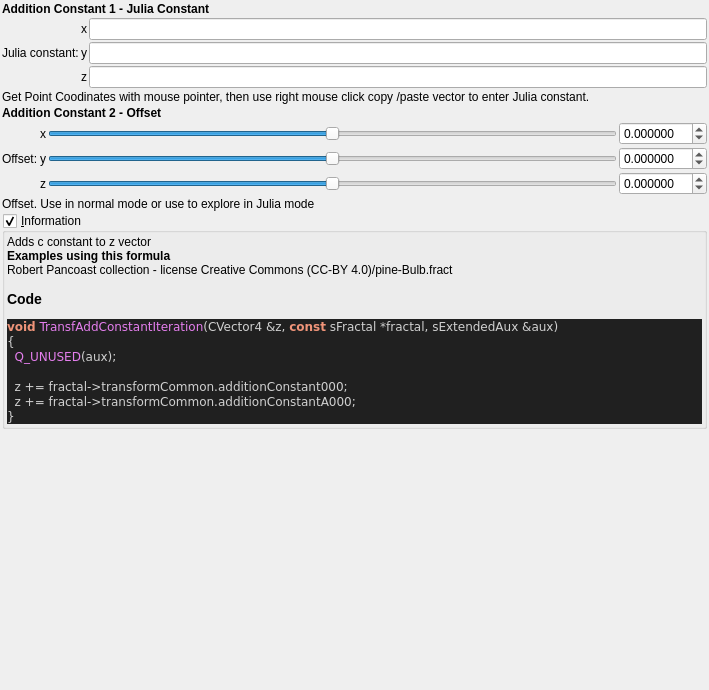
The window that mandelbulber2/formula/ui/fractal_transf_add_constant.ui (buddhi1980/mandelbulber2) describes before a commit, drawn with Qt 5.
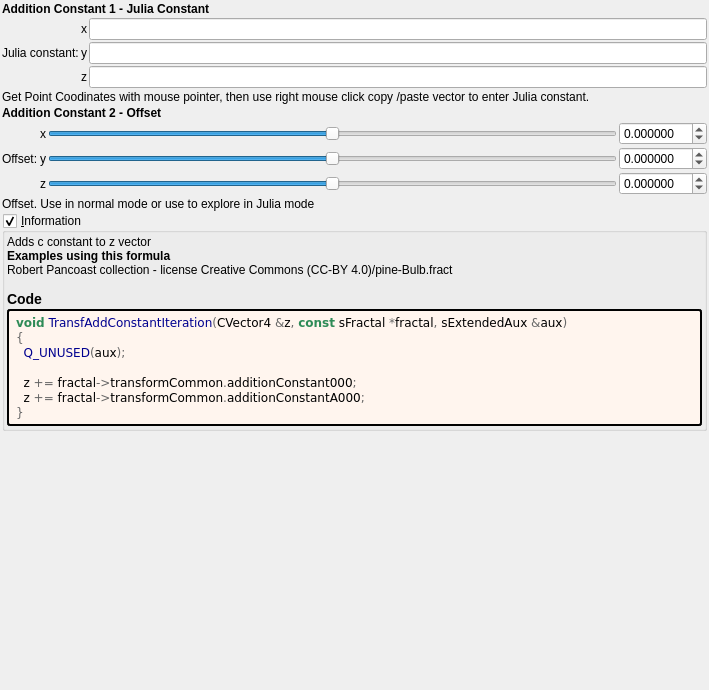
The same window after the commit. Custom widgets are drawn as their Qt base class.

The edit to the form file:
```diff
--- a/mandelbulber2/formula/ui/fractal_transf_add_constant.ui
+++ b/mandelbulber2/formula/ui/fractal_transf_add_constant.ui
@@ -350,19 +350,34 @@
        <number>2</number>
       </property>
       <item>
-       <widget class="QLabel" name="label_code_content">
+	   <widget class="QLabel" name="label_information_general">
         <property name="text">
          <string notr="true">&lt;p&gt;Adds c constant to z vector&lt;/p&gt;&lt;table&gt;
 &lt;/table&gt;
-&lt;br&gt;&lt;b&gt;Examples using this formula&lt;/b&gt;&lt;br&gt;Robert Pancoast collection - license Creative Commons (CC-BY 4.0)/pine-Bulb.fract&lt;h3&gt;Code&lt;/h3&gt;
-&lt;body style=&quot;background-color:#202020&quot;&gt;
-&lt;pre style=&quot;color:#d0d0d0; background-color:#202020;  font-family:'Courier New',monospace;&quot;&gt;&lt;span style=&quot;color:#f09479; font-weight:bold&quot;&gt;void&lt;/span&gt; &lt;span style=&quot;color:#e47eed&quot;&gt;TransfAddConstantIteration&lt;/span&gt;&lt;span style=&quot;color:#d0d0d0&quot;&gt;(&lt;/span&gt;CVector4 &lt;span style=&quot;color:#d0d0d0&quot;&gt;&amp;amp;&lt;/span&gt;z&lt;span style=&quot;color:#d0d0d0&quot;&gt;,&lt;/span&gt; &lt;span style=&quot;color:#f09479; font-weight:bold&quot;&gt;const&lt;/span&gt; sFractal &lt;span style=&quot;color:#d0d0d0&quot;&gt;*&lt;/span&gt;fractal&lt;span style=&quot;color:#d0d0d0&quot;&gt;,&lt;/span&gt; sExtendedAux &lt;span style=&quot;color:#d0d0d0&quot;&gt;&amp;amp;&lt;/span&gt;aux&lt;span style=&quot;color:#d0d0d0&quot;&gt;)&lt;/span&gt;
-&lt;span style=&quot;color:#d0d0d0&quot;&gt;{&lt;/span&gt;
-  &lt;span style=&quot;color:#e47eed&quot;&gt;Q_UNUSED&lt;/span&gt;&lt;span style=&quot;color:#d0d0d0&quot;&gt;(&lt;/span&gt;aux&lt;span style=&quot;color:#d0d0d0&quot;&gt;);&lt;/span&gt;
+&lt;br&gt;&lt;b&gt;Examples using this formula&lt;/b&gt;&lt;br&gt;Robert Pancoast collection - license Creative Commons (CC-BY 4.0)/pine-Bulb.fract&lt;h3&gt;Code&lt;/h3&gt;</string>
+		</property>
+		<property name="wordWrap">
+		 <bool>true</bool>
+		</property>
+		<property name="openExternalLinks">
+		 <bool>true</bool>
+		</property>
+		<property name="textInteractionFlags">
+		 <set>Qt::LinksAccessibleByMouse|Qt::TextSelectableByMouse</set>
+		</property>
+		</widget>
+	   </item>
+	   <item>
+	    <widget class="QLabel" name="label_code_content">
+		 <property name="text">
+		  <string notr="true">&lt;body style=&quot;background-color:#fff5ee&quot;&gt;
+&lt;pre style=&quot;color:#000000; background-color:#fff5ee;  font-family:'Courier New',monospace;&quot;&gt;&lt;span style=&quot;color:#2e8b57; font-weight:bold&quot;&gt;void&lt;/span&gt; &lt;span style=&quot;color:#00008f&quot;&gt;TransfAddConstantIteration&lt;/span&gt;&lt;span style=&quot;color:#676767&quot;&gt;(&lt;/span&gt;CVector4 &lt;span style=&quot;color:#676767&quot;&gt;&amp;amp;&lt;/span&gt;z&lt;span style=&quot;color:#676767&quot;&gt;,&lt;/span&gt; &lt;span style=&quot;color:#2e8b57; font-weight:bold&quot;&gt;const&lt;/span&gt; sFractal &lt;span style=&quot;color:#676767&quot;&gt;*&lt;/span&gt;fractal&lt;span style=&quot;color:#676767&quot;&gt;,&lt;/span&gt; sExtendedAux &lt;span style=&quot;color:#676767&quot;&gt;&amp;amp;&lt;/span&gt;aux&lt;span style=&quot;color:#676767&quot;&gt;)&lt;/span&gt;
+&lt;span style=&quot;color:#676767&quot;&gt;{&lt;/span&gt;
+  &lt;span style=&quot;color:#00008f&quot;&gt;Q_UNUSED&lt;/span&gt;&lt;span style=&quot;color:#676767&quot;&gt;(&lt;/span&gt;aux&lt;span style=&quot;color:#676767&quot;&gt;);&lt;/span&gt;
 
-  z &lt;span style=&quot;color:#d0d0d0&quot;&gt;+=&lt;/span&gt; fractal&lt;span style=&quot;color:#d0d0d0&quot;&gt;-&amp;gt;&lt;/span&gt;transformCommon&lt;span style=&quot;color:#d0d0d0&quot;&gt;.&lt;/span&gt;additionConstant000&lt;span style=&quot;color:#d0d0d0&quot;&gt;;&lt;/span&gt;
-  z &lt;span style=&quot;color:#d0d0d0&quot;&gt;+=&lt;/span&gt; fractal&lt;span style=&quot;color:#d0d0d0&quot;&gt;-&amp;gt;&lt;/span&gt;transformCommon&lt;span style=&quot;color:#d0d0d0&quot;&gt;.&lt;/span&gt;additionConstantA000&lt;span style=&quot;color:#d0d0d0&quot;&gt;;&lt;/span&gt;
-&lt;span style=&quot;color:#d0d0d0&quot;&gt;}&lt;/span&gt;
+  z &lt;span style=&quot;color:#676767&quot;&gt;+=&lt;/span&gt; fractal&lt;span style=&quot;color:#676767&quot;&gt;-&amp;gt;&lt;/span&gt;transformCommon&lt;span style=&quot;color:#676767&quot;&gt;.&lt;/span&gt;additionConstant000&lt;span style=&quot;color:#676767&quot;&gt;;&lt;/span&gt;
+  z &lt;span style=&quot;color:#676767&quot;&gt;+=&lt;/span&gt; fractal&lt;span style=&quot;color:#676767&quot;&gt;-&amp;gt;&lt;/span&gt;transformCommon&lt;span style=&quot;color:#676767&quot;&gt;.&lt;/span&gt;additionConstantA000&lt;span style=&quot;color:#676767&quot;&gt;;&lt;/span&gt;
+&lt;span style=&quot;color:#676767&quot;&gt;}&lt;/span&gt;
 &lt;/pre&gt;
 &lt;/body&gt;</string>
         </property>
@@ -375,6 +390,9 @@
         <property name="textInteractionFlags">
          <set>Qt::LinksAccessibleByMouse|Qt::TextSelectableByMouse</set>
         </property>
+		 <property name="styleSheet">
+		  <string notr="true">border-style: outset; border-width: 2px; border-radius: 3px; border-color: black; background-color: #fff5ee; padding: 4px;</string>
+		  </property>
        </widget>
       </item>
      </layout>
```
Lines whose indentation alone changed are shown as unchanged.
